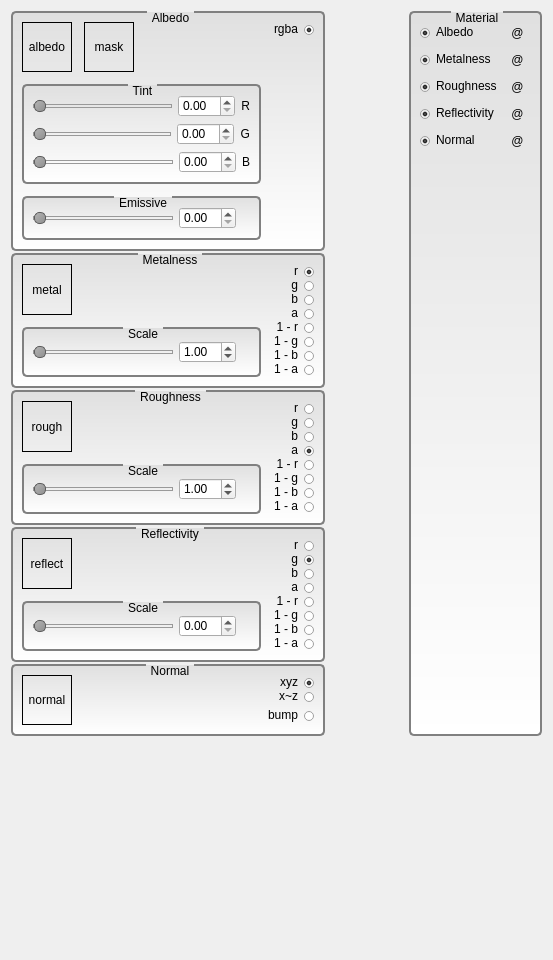
First picture: the form in src/plugins/material/materialwidget.ui, repository pniekamp/datum-studio, before the edit.
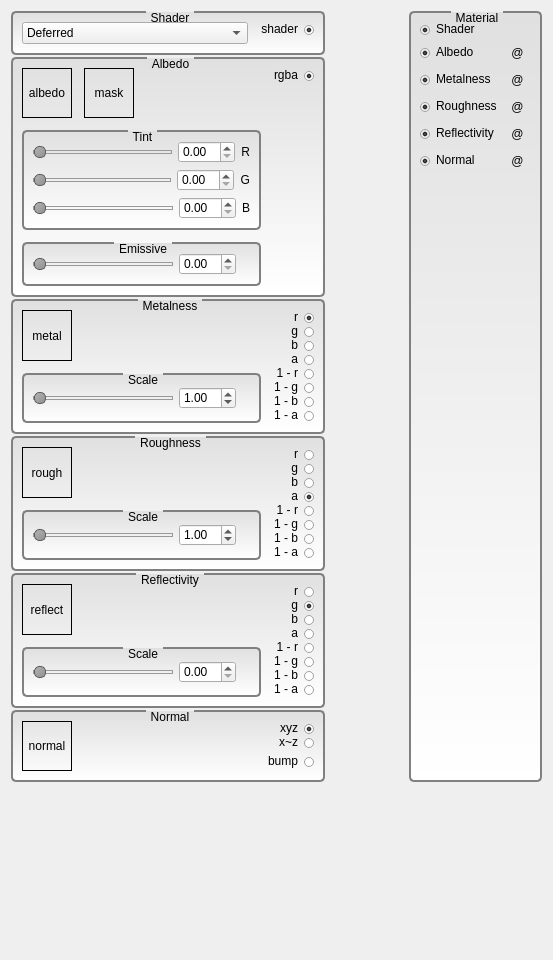
Second picture: the form after the edit. Icons and pictures are not drawn. Custom widgets are drawn as their Qt base class.

What changed in the file:
```diff
--- a/src/plugins/material/materialwidget.ui
+++ b/src/plugins/material/materialwidget.ui
@@ -71,6 +71,75 @@
      </property>
      <item>
       <layout class="QVBoxLayout" name="verticalLayout">
+       <item>
+        <widget class="QGroupBox" name="Shader">
+         <property name="title">
+          <string>Shader</string>
+         </property>
+         <layout class="QHBoxLayout" name="horizontalLayout_16" stretch="1,0">
+          <property name="spacing">
+           <number>12</number>
+          </property>
+          <item>
+           <layout class="QVBoxLayout" name="verticalLayout_16">
+            <item>
+             <widget class="QComboBox" name="ShaderList">
+              <item>
+               <property name="text">
+                <string>Deferred</string>
+               </property>
+              </item>
+              <item>
+               <property name="text">
+                <string>Transparent</string>
+               </property>
+              </item>
+             </widget>
+            </item>
+           </layout>
+          </item>
+          <item>
+           <layout class="QVBoxLayout" name="verticalLayout_19">
+            <property name="spacing">
+             <number>0</number>
+            </property>
+            <item>
+             <widget class="QRadioButton" name="ShaderOutput">
+              <property name="sizePolicy">
+               <sizepolicy hsizetype="Expanding" vsizetype="Fixed">
+                <horstretch>0</horstretch>
+                <verstretch>0</verstretch>
+               </sizepolicy>
+              </property>
+              <property name="layoutDirection">
+               <enum>Qt::RightToLeft</enum>
+              </property>
+              <property name="text">
+               <string>shader</string>
+              </property>
+              <property name="checked">
+               <bool>true</bool>
+              </property>
+             </widget>
+            </item>
+            <item>
+             <spacer name="verticalSpacer_8">
+              <property name="orientation">
+               <enum>Qt::Vertical</enum>
+              </property>
+              <property name="sizeHint" stdset="0">
+               <size>
+                <width>20</width>
+                <height>1</height>
+               </size>
+              </property>
+             </spacer>
+            </item>
+           </layout>
+          </item>
+         </layout>
+        </widget>
+       </item>
        <item>
         <widget class="QGroupBox" name="Albedo">
          <property name="title">
@@ -1365,7 +1434,7 @@
         <string>Material</string>
        </property>
        <layout class="QGridLayout" name="gridLayout">
-        <item row="0" column="0">
+        <item row="1" column="0">
          <widget class="QRadioButton" name="AlbedoInput">
           <property name="enabled">
            <bool>false</bool>
@@ -1384,7 +1453,7 @@
           </property>
          </widget>
         </item>
-        <item row="0" column="1">
+        <item row="1" column="1">
          <widget class="QToolButton" name="ResetAlbedo">
           <property name="text">
            <string>@</string>
@@ -1398,7 +1467,7 @@
           </property>
          </widget>
         </item>
-        <item row="1" column="0">
+        <item row="2" column="0">
          <widget class="QRadioButton" name="MetalnessInput">
           <property name="enabled">
            <bool>false</bool>
@@ -1417,7 +1486,7 @@
           </property>
          </widget>
         </item>
-        <item row="1" column="1">
+        <item row="2" column="1">
          <widget class="QToolButton" name="ResetMetalness">
           <property name="text">
            <string>@</string>
@@ -1431,7 +1500,7 @@
           </property>
          </widget>
         </item>
-        <item row="2" column="0">
+        <item row="3" column="0">
          <widget class="QRadioButton" name="RoughnessInput">
           <property name="enabled">
            <bool>false</bool>
@@ -1450,7 +1519,7 @@
           </property>
          </widget>
         </item>
-        <item row="3" column="0">
+        <item row="4" column="0">
          <widget class="QRadioButton" name="ReflectivityInput">
           <property name="enabled">
            <bool>false</bool>
@@ -1469,21 +1538,7 @@
           </property>
          </widget>
         </item>
-        <item row="2" column="1">
-         <widget class="QToolButton" name="ResetRoughness">
-          <property name="text">
-           <string>@</string>
-          </property>
-          <property name="icon">
-           <iconset resource="materialplugin.qrc">
-            <normaloff>:/materialplugin/reset.png</normaloff>:/materialplugin/reset.png</iconset>
-          </property>
-          <property name="autoRaise">
-           <bool>true</bool>
-          </property>
-         </widget>
-        </item>
-        <item row="4" column="1">
+        <item row="5" column="1">
          <widget class="QToolButton" name="ResetNormal">
           <property name="text">
            <string>@</string>
@@ -1498,6 +1553,20 @@
          </widget>
         </item>
         <item row="3" column="1">
+         <widget class="QToolButton" name="ResetRoughness">
+          <property name="text">
+           <string>@</string>
+          </property>
+          <property name="icon">
+           <iconset resource="materialplugin.qrc">
+            <normaloff>:/materialplugin/reset.png</normaloff>:/materialplugin/reset.png</iconset>
+          </property>
+          <property name="autoRaise">
+           <bool>true</bool>
+          </property>
+         </widget>
+        </item>
+        <item row="4" column="1">
          <widget class="QToolButton" name="ResetReflectivity">
           <property name="text">
            <string>@</string>
@@ -1511,26 +1580,7 @@
           </property>
          </widget>
         </item>
-        <item row="4" column="0">
-         <widget class="QRadioButton" name="NormalInput">
-          <property name="enabled">
-           <bool>false</bool>
-          </property>
-          <property name="text">
-           <string>Normal</string>
-          </property>
-          <property name="checkable">
-           <bool>true</bool>
-          </property>
-          <property name="checked">
-           <bool>true</bool>
-          </property>
-          <property name="autoExclusive">
-           <bool>false</bool>
-          </property>
-         </widget>
-        </item>
-        <item row="5" column="0">
+        <item row="6" column="0">
          <spacer name="verticalSpacer_3">
           <property name="orientation">
            <enum>Qt::Vertical</enum>
@@ -1543,6 +1593,44 @@
           </property>
          </spacer>
         </item>
+        <item row="5" column="0">
+         <widget class="QRadioButton" name="NormalInput">
+          <property name="enabled">
+           <bool>false</bool>
+          </property>
+          <property name="text">
+           <string>Normal</string>
+          </property>
+          <property name="checkable">
+           <bool>true</bool>
+          </property>
+          <property name="checked">
+           <bool>true</bool>
+          </property>
+          <property name="autoExclusive">
+           <bool>false</bool>
+          </property>
+         </widget>
+        </item>
+        <item row="0" column="0">
+         <widget class="QRadioButton" name="ShaderInput">
+          <property name="enabled">
+           <bool>false</bool>
+          </property>
+          <property name="text">
+           <string>Shader</string>
+          </property>
+          <property name="checkable">
+           <bool>true</bool>
+          </property>
+          <property name="checked">
+           <bool>true</bool>
+          </property>
+          <property name="autoExclusive">
+           <bool>false</bool>
+          </property>
+         </widget>
+        </item>
        </layout>
       </widget>
      </item>
```
